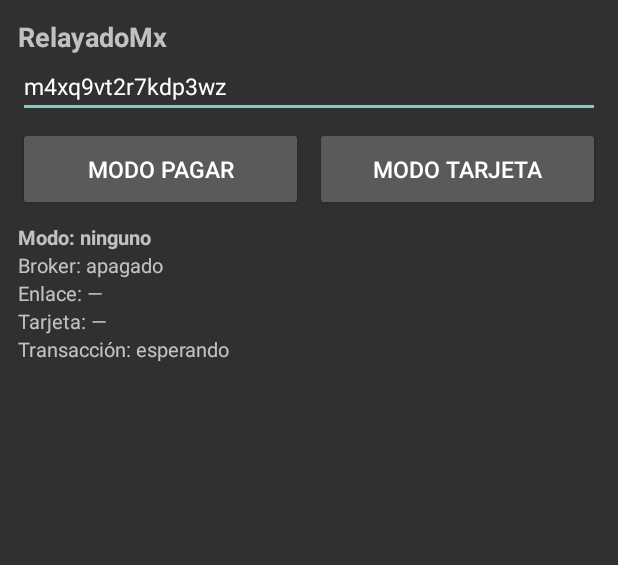
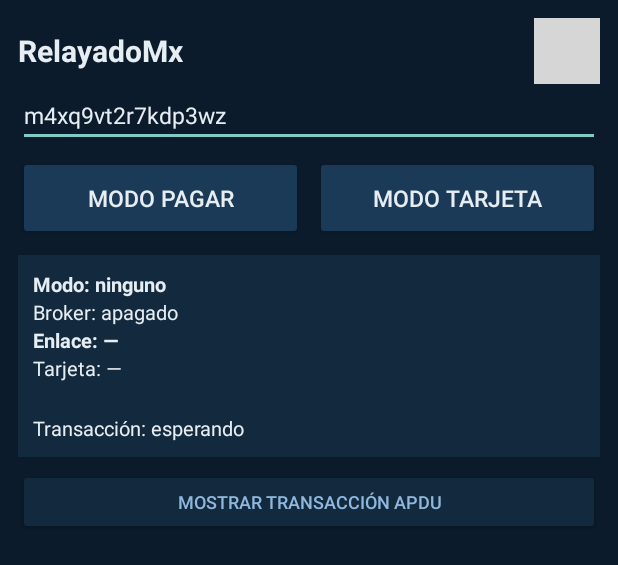
Before and after one commit to adriancorreacgcg/relayadomx, an Android app: the layout activity_main.xml on its own in the app's theme, with its tools: preview values and no code run, on a phone screen of 412 x 824 dp. Shown: the top 565 px of the screen. Run offline under Robolectric (Android 15) with nearby library versions, the phone set to English and light mode, and no system bars; grey boxes are pictures that could not be loaded.

Commit message:
Actualizar activity_main.xml

```diff
--- a/app/src/main/res/layout/activity_main.xml
+++ b/app/src/main/res/layout/activity_main.xml
@@ -2,15 +2,31 @@
 <LinearLayout xmlns:android="http://schemas.android.com/apk/res/android"
     android:layout_width="match_parent"
     android:layout_height="match_parent"
+    android:background="#0B1B2B"
     android:orientation="vertical"
     android:padding="12dp">
 
-    <TextView
+    <LinearLayout
         android:layout_width="match_parent"
         android:layout_height="wrap_content"
+        android:gravity="center_vertical"
+        android:orientation="horizontal">
+
+        <TextView
+            android:layout_width="0dp"
+            android:layout_height="wrap_content"
+            android:layout_weight="1"
             android:text="RelayadoMx"
-        android:textSize="18sp"
+            android:textColor="#E6EDF3"
+            android:textSize="20sp"
             android:textStyle="bold" />
+
+        <ImageView
+            android:layout_width="44dp"
+            android:layout_height="44dp"
+            android:contentDescription="logo"
+            android:src="@drawable/logo" />
+    </LinearLayout>
 
     <EditText
         android:id="@+id/claveText"
@@ -19,6 +35,8 @@
         android:hint="clave"
         android:inputType="text"
         android:text="m4xq9vt2r7kdp3wz"
+        android:textColor="#E6EDF3"
+        android:textColorHint="#5B7083"
         android:textSize="15sp" />
 
     <LinearLayout
@@ -32,7 +50,9 @@
             android:layout_width="0dp"
             android:layout_height="56dp"
             android:layout_weight="1"
+            android:backgroundTint="#1B3A57"
             android:text="MODO PAGAR"
+            android:textColor="#E6EDF3"
             android:textSize="15sp" />
 
         <Button
@@ -41,16 +61,26 @@
             android:layout_height="56dp"
             android:layout_marginStart="8dp"
             android:layout_weight="1"
+            android:backgroundTint="#1B3A57"
             android:text="MODO TARJETA"
+            android:textColor="#E6EDF3"
             android:textSize="15sp" />
     </LinearLayout>
+
+    <LinearLayout
+        android:layout_width="match_parent"
+        android:layout_height="wrap_content"
+        android:layout_marginTop="10dp"
+        android:background="#13293D"
+        android:orientation="vertical"
+        android:padding="10dp">
 
         <TextView
             android:id="@+id/modoEstado"
             android:layout_width="match_parent"
             android:layout_height="wrap_content"
-        android:layout_marginTop="8dp"
             android:text="Modo: ninguno"
+            android:textColor="#E6EDF3"
             android:textSize="13sp"
             android:textStyle="bold" />
 
@@ -59,6 +89,7 @@
             android:layout_width="match_parent"
             android:layout_height="wrap_content"
             android:text="Broker: apagado"
+            android:textColor="#E6EDF3"
             android:textSize="13sp" />
 
         <TextView
@@ -66,21 +97,66 @@
             android:layout_width="match_parent"
             android:layout_height="wrap_content"
             android:text="Enlace: —"
-        android:textSize="13sp" />
+            android:textColor="#E6EDF3"
+            android:textSize="13sp"
+            android:textStyle="bold" />
 
         <TextView
             android:id="@+id/tarjetaEstado"
             android:layout_width="match_parent"
             android:layout_height="wrap_content"
             android:text="Tarjeta: —"
+            android:textColor="#E6EDF3"
             android:textSize="13sp" />
+
+        <TextView
+            android:id="@+id/tarjetaDatos"
+            android:layout_width="match_parent"
+            android:layout_height="wrap_content"
+            android:text=""
+            android:textColor="#4C9AFF"
+            android:textSize="15sp"
+            android:textStyle="bold" />
 
         <TextView
             android:id="@+id/txEstado"
             android:layout_width="match_parent"
             android:layout_height="wrap_content"
             android:text="Transacción: esperando"
+            android:textColor="#E6EDF3"
             android:textSize="13sp" />
+    </LinearLayout>
+
+    <Button
+        android:id="@+id/apduButton"
+        android:layout_width="match_parent"
+        android:layout_height="44dp"
+        android:layout_marginTop="8dp"
+        android:backgroundTint="#13293D"
+        android:text="MOSTRAR TRANSACCIÓN APDU"
+        android:textColor="#8FB8DE"
+        android:textSize="12sp" />
+
+    <ScrollView
+        android:id="@+id/scrollLog"
+        android:layout_width="match_parent"
+        android:layout_height="0dp"
+        android:layout_marginTop="6dp"
+        android:layout_weight="1"
+        android:background="#08131F"
+        android:visibility="gone">
+
+        <TextView
+            android:id="@+id/logText"
+            android:layout_width="match_parent"
+            android:layout_height="wrap_content"
+            android:fontFamily="monospace"
+            android:padding="6dp"
+            android:textColor="#9FB3C8"
+            android:textSize="10sp" />
+    </ScrollView>
+
+    <!-- ===== oculto ===== -->
 
     <Button
         android:id="@+id/connectButton"
@@ -167,19 +243,4 @@
         android:layout_height="wrap_content"
         android:visibility="gone" />
 
-    <ScrollView
-        android:id="@+id/scrollLog"
-        android:layout_width="match_parent"
-        android:layout_height="0dp"
-        android:layout_marginTop="8dp"
-        android:layout_weight="1">
-
-        <TextView
-            android:id="@+id/logText"
-            android:layout_width="match_parent"
-            android:layout_height="wrap_content"
-            android:fontFamily="monospace"
-            android:textSize="10sp" />
-    </ScrollView>
-
 </LinearLayout>
```
Lines whose indentation alone changed are shown as unchanged.
